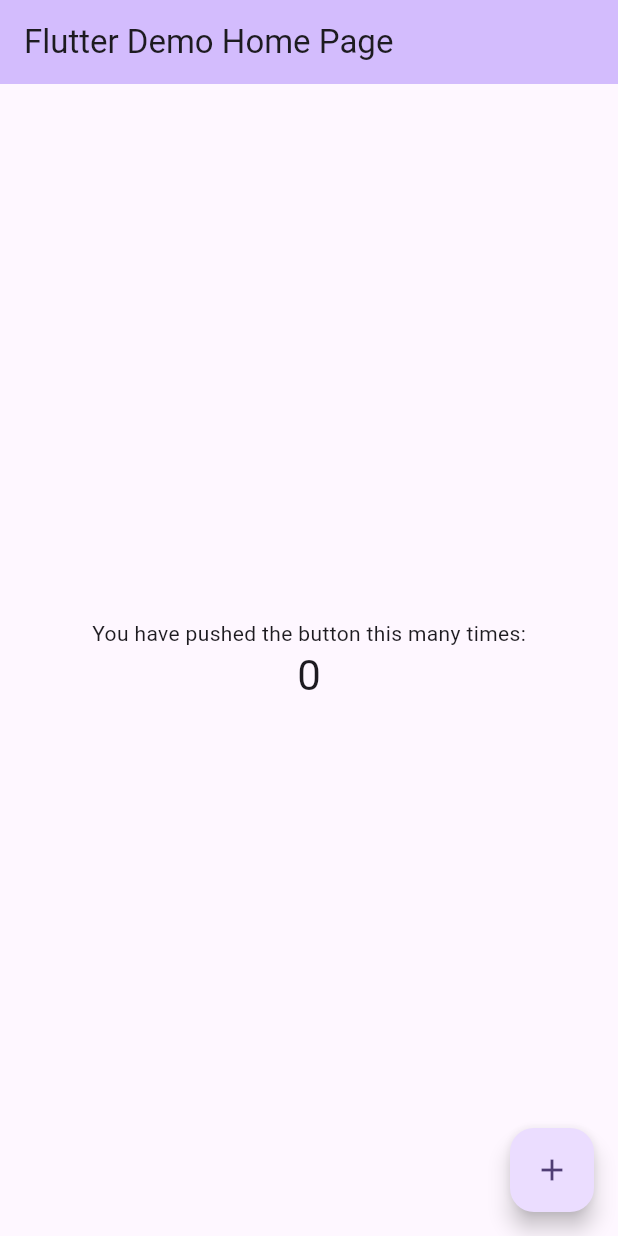
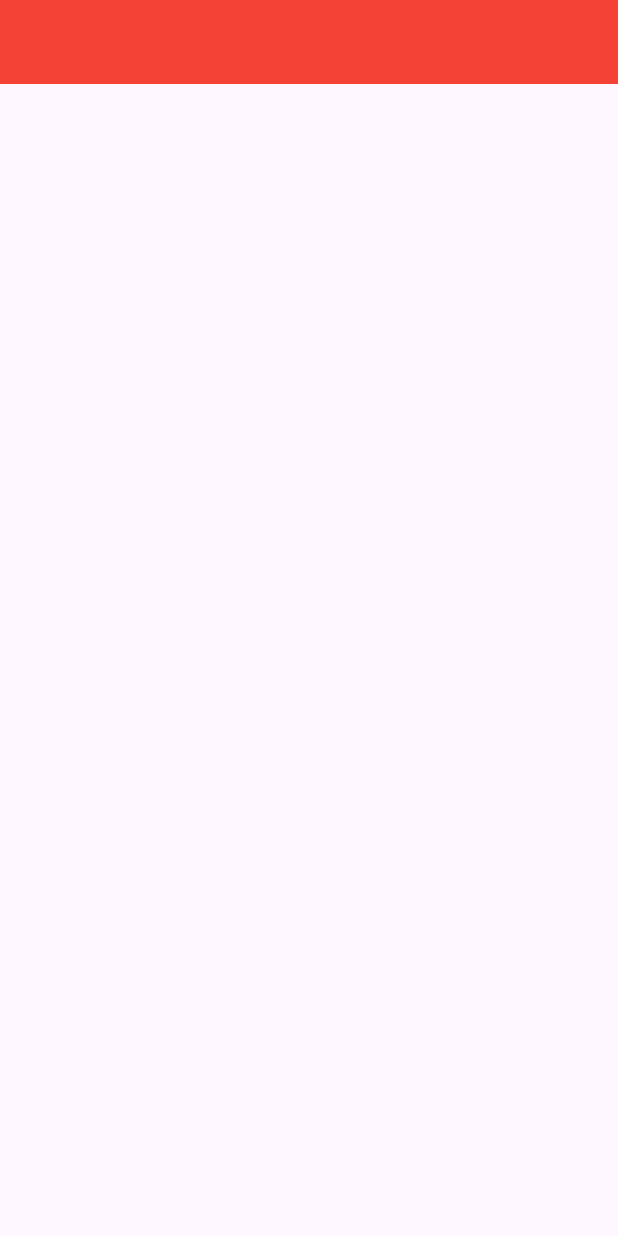
Before and after one commit to Dinethchathurya/Fix_Dates, a Flutter app: the screen it shows after launch, on a phone screen of 412 x 824 dp. Run offline on Flutter 3.47's test engine with Material 3 defaults, Android fonts, the phone set to English and light mode, and no system bars.

Commit message:
set up project for development

```diff
--- /dev/null
+++ b/fix_dates_app/lib/Screens/BasicScreens/Inbox.dart
@@ -0,0 +1,14 @@
+import 'package:flutter/material.dart';
+
+class Inbox extends StatelessWidget {
+  const Inbox({super.key});
+
+  @override
+  Widget build(BuildContext context) {
+    return Scaffold(
+      appBar: AppBar(
+        backgroundColor: Colors.red,
+      ),
+    );
+  }
+}
--- a/fix_dates_app/lib/main.dart
+++ b/fix_dates_app/lib/main.dart
@@ -1,4 +1,20 @@
 import 'package:flutter/material.dart';
+
+//import Basic Screens
+import 'Screens/BasicScreens/CreateAnEvent.dart';
+import 'Screens/BasicScreens/CreateGroup.dart';
+import 'Screens/BasicScreens/Inbox.dart';
+import 'Screens/LoginAndRegistrationScreens/CreateAnAccount.dart';
+//import Login And Registration Screens
+import 'Screens/LoginAndRegistrationScreens/LogInYourAccount.dart';
+//import settings Screens
+import 'Screens/Settings/BlockedUsers.dart';
+import 'Screens/Settings/DeleteAccount.dart';
+import 'Screens/Settings/EditProfile.dart';
+import 'Screens/Settings/LogOut.dart';
+import 'Screens/Settings/PrivacyPolicy.dart';
+import 'Screens/Settings/Settings.dart';
+import 'Screens/Settings/TermsAndCondition.dart';
 
 void main() {
   runApp(const MyApp());
@@ -7,64 +23,27 @@ void main() {
 class MyApp extends StatelessWidget {
   const MyApp({super.key});
 
-  // This widget is the root of your application.
   @override
   Widget build(BuildContext context) {
     return MaterialApp(
-      title: 'Flutter Demo',
-      theme: ThemeData(
-        colorScheme: ColorScheme.fromSeed(seedColor: Colors.deepPurple),
-        useMaterial3: true,
-      ),
-      home: const MyHomePage(title: 'Flutter Demo Home Page'),
+      home: Inbox(),
+      routes: {
+        //basic routes
+        '/Inbox': (context) => Inbox(),
+        '/CreateGroup': (context) => CreateGroup(),
+        '/CreateAnEvent': (context) => CreateAnEvent(),
+        //login and registrations routes
+        '/LogInYourAccount': (context) => LogInYourAccount(),
+        '/CreateAnAccount': (context) => CreateAnAccount(),
+        //settings and settings features routes
+        '/Settings': (context) => Settings(),
+        '/EditProfile': (context) => EditProfile(),
+        '/BlockedUsers': (context) => BlockedUsers(),
+        '/DeleteAccount': (context) => DeleteAccount(),
+        '/PrivacyPolicy': (context) => PrivacyPolicy(),
+        '/TermsAndCondition': (context) => TermsAndCondition(),
+        '/LogOut': (context) => LogOut(),
+      },
     );
   }
 }
-
-class MyHomePage extends StatefulWidget {
-  const MyHomePage({super.key, required this.title});
-
-  final String title;
-
-  @override
-  State<MyHomePage> createState() => _MyHomePageState();
-}
-
-class _MyHomePageState extends State<MyHomePage> {
-  int _counter = 0;
-
-  void _incrementCounter() {
-    setState(() {
-      _counter++;
-    });
-  }
-
-  @override
-  Widget build(BuildContext context) {
-    return Scaffold(
-      appBar: AppBar(
-        backgroundColor: Theme.of(context).colorScheme.inversePrimary,
-        title: Text(widget.title),
-      ),
-      body: Center(
-        child: Column(
-          mainAxisAlignment: MainAxisAlignment.center,
-          children: <Widget>[
-            const Text(
-              'You have pushed the button this many times:',
-            ),
-            Text(
-              '$_counter',
-              style: Theme.of(context).textTheme.headlineMedium,
-            ),
-          ],
-        ),
-      ),
-      floatingActionButton: FloatingActionButton(
-        onPressed: _incrementCounter,
-        tooltip: 'Increment',
-        child: const Icon(Icons.add),
-      ), // This trailing comma makes auto-formatting nicer for build methods.
-    );
-  }
-}
```
Also changed, not shown: fix_dates_app/lib/Screens/BasicScreens/CreateAnEvent.dart (added, +10 -0 lines), fix_dates_app/lib/Screens/BasicScreens/CreateGroup.dart (added, +10 -0 lines), fix_dates_app/lib/Screens/LoginAndRegistrationScreens/CreateAnAccount.dart (added, +10 -0 lines), fix_dates_app/lib/Screens/LoginAndRegistrationScreens/LogInYourAccount.dart (added, +10 -0 lines), fix_dates_app/lib/Screens/Settings/BlockedUsers.dart (added, +10 -0 lines), fix_dates_app/lib/Screens/Settings/DeleteAccount.dart (added, +10 -0 lines), fix_dates_app/lib/Screens/Settings/EditProfile.dart (added, +10 -0 lines), fix_dates_app/lib/Screens/Settings/LogOut.dart (added, +10 -0 lines), fix_dates_app/lib/Screens/Settings/PrivacyPolicy.dart (added, +10 -0 lines), fix_dates_app/lib/Screens/Settings/Settings.dart (added, +10 -0 lines), fix_dates_app/lib/Screens/Settings/TermsAndCondition.dart (added, +10 -0 lines), 1 other file.
